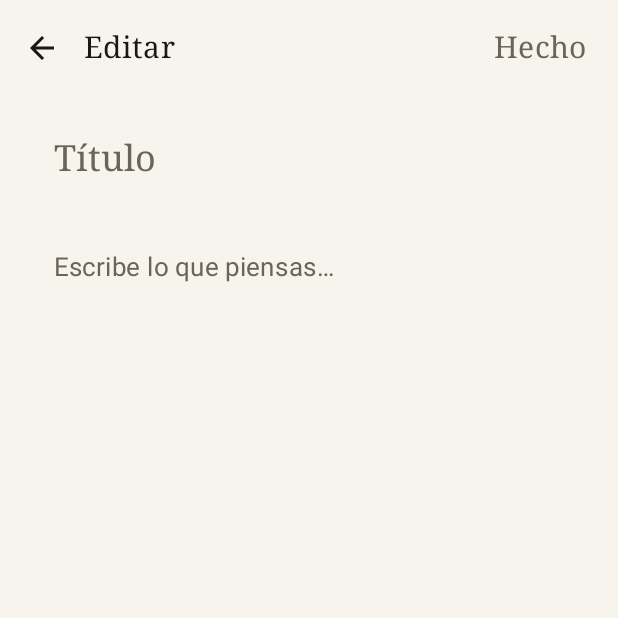
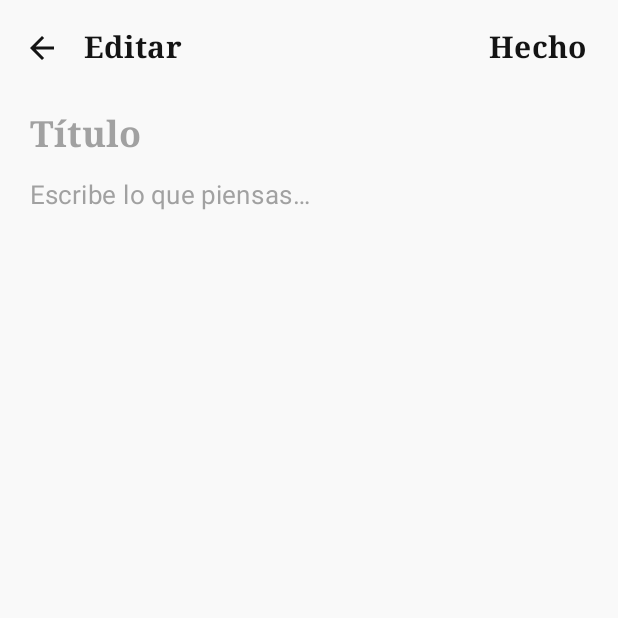
Before and after one commit to wandersepulveda2013/ordia-android, an Android app built with Jetpack Compose: the screen it shows after launch (MainActivity), after a tap on "Nueva nota", on a phone screen of 412 x 824 dp, the top half of it. Run offline under Robolectric (Android 15) with nearby library versions, the phone set to English and light mode, and no system bars; our stand-ins replace Room's generated code.

Commit message:
feat(design): implement minimalist design system and typography
- Create `OrdiaDesignSystem.kt` with core composable wrappers (`OrdiaTopAppBar`, `OrdiaInput`, `OrdiaFab`, `OrdiaSurface`, `OrdiaCard`, `OrdiaDivider`).
- Refactor `Theme.kt` and `PaperColors.kt` to enforce the requested minimalist, high-contrast palette (blacks, whites, grays) with meaningful semantic colors.
- Refactor `NotesListScreen` to use `OrdiaDesignSystem` components.
- Refactor `NoteEditorScreen` to use `OrdiaDesignSystem` components.
- Implement auto-focus for new notes in `NoteEditorScreen` using `FocusRequester` to reduce user friction.
- Update tracking files (`RUN_LOG.md`, `CURRENT_STATE.md`, `BACKLOG.md`).
- Ensures all Unit Tests pass (`testPreviewSafeDebugUnitTest`).

Co-authored-by: wandersepulveda2013 <308435692+wandersepulveda2013@users.noreply.github.com>

```diff
--- /dev/null
+++ b/app/src/main/java/com/ordia/app/ui/components/OrdiaDesignSystem.kt
@@ -0,0 +1,148 @@
+package com.ordia.app.ui.components
+
+import androidx.compose.foundation.interaction.MutableInteractionSource
+import androidx.compose.foundation.layout.Box
+import androidx.compose.foundation.layout.ColumnScope
+import androidx.compose.foundation.layout.RowScope
+import androidx.compose.foundation.layout.fillMaxWidth
+import androidx.compose.foundation.shape.RoundedCornerShape
+import androidx.compose.foundation.text.BasicTextField
+import androidx.compose.foundation.text.KeyboardActions
+import androidx.compose.foundation.text.KeyboardOptions
+import androidx.compose.material3.Card
+import androidx.compose.material3.CardDefaults
+import androidx.compose.material3.ExperimentalMaterial3Api
+import androidx.compose.material3.FloatingActionButton
+import androidx.compose.material3.FloatingActionButtonDefaults
+import androidx.compose.material3.HorizontalDivider
+import androidx.compose.material3.MaterialTheme
+import androidx.compose.material3.Surface
+import androidx.compose.material3.Text
+import androidx.compose.material3.TopAppBar
+import androidx.compose.material3.TopAppBarDefaults
+import androidx.compose.material3.TopAppBarScrollBehavior
+import androidx.compose.runtime.Composable
+import androidx.compose.runtime.remember
+import androidx.compose.ui.Modifier
+import androidx.compose.ui.graphics.Color
+import androidx.compose.ui.graphics.SolidColor
+import androidx.compose.ui.text.TextStyle
+import androidx.compose.ui.unit.dp
+
+@Composable
+fun OrdiaSurface(
+    modifier: Modifier = Modifier,
+    color: Color = MaterialTheme.colorScheme.background,
+    content: @Composable () -> Unit
+) {
+    Surface(
+        modifier = modifier,
+        color = color,
+        content = content
+    )
+}
+
+@Composable
+fun OrdiaCard(
+    modifier: Modifier = Modifier,
+    containerColor: Color = MaterialTheme.colorScheme.surfaceVariant,
+    content: @Composable ColumnScope.() -> Unit
+) {
+    Card(
+        modifier = modifier,
+        shape = RoundedCornerShape(12.dp),
+        colors = CardDefaults.cardColors(containerColor = containerColor),
+        elevation = CardDefaults.cardElevation(defaultElevation = 0.dp),
+        content = content
+    )
+}
+
+@OptIn(ExperimentalMaterial3Api::class)
+@Composable
+fun OrdiaTopAppBar(
+    title: @Composable () -> Unit,
+    modifier: Modifier = Modifier,
+    navigationIcon: @Composable () -> Unit = {},
+    actions: @Composable RowScope.() -> Unit = {},
+    scrollBehavior: TopAppBarScrollBehavior? = null,
+) {
+    TopAppBar(
+        title = title,
+        modifier = modifier,
+        navigationIcon = navigationIcon,
+        actions = actions,
+        colors = TopAppBarDefaults.topAppBarColors(
+            containerColor = MaterialTheme.colorScheme.background,
+            titleContentColor = MaterialTheme.colorScheme.onBackground,
+            navigationIconContentColor = MaterialTheme.colorScheme.onBackground,
+            actionIconContentColor = MaterialTheme.colorScheme.onBackground,
+        ),
+        scrollBehavior = scrollBehavior
+    )
+}
+
+@Composable
+fun OrdiaFab(
+    onClick: () -> Unit,
+    modifier: Modifier = Modifier,
+    content: @Composable () -> Unit
+) {
+    FloatingActionButton(
+        onClick = onClick,
+        modifier = modifier,
+        shape = RoundedCornerShape(16.dp),
+        containerColor = MaterialTheme.colorScheme.primary,
+        contentColor = MaterialTheme.colorScheme.onPrimary,
+        elevation = FloatingActionButtonDefaults.elevation(defaultElevation = 0.dp, pressedElevation = 0.dp),
+        content = content
+    )
+}
+
+@Composable
+fun OrdiaDivider(
+    modifier: Modifier = Modifier,
+    color: Color = MaterialTheme.colorScheme.outline.copy(alpha = 0.4f),
+    thickness: androidx.compose.ui.unit.Dp = 1.dp
+) {
+    HorizontalDivider(
+        modifier = modifier,
+        thickness = thickness,
+        color = color
+    )
+}
+
+@Composable
+fun OrdiaInput(
+    value: String,
+    onValueChange: (String) -> Unit,
+    modifier: Modifier = Modifier,
+    textStyle: TextStyle = MaterialTheme.typography.bodyLarge,
+    placeholder: String = "",
+    keyboardOptions: KeyboardOptions = KeyboardOptions.Default,
+    keyboardActions: KeyboardActions = KeyboardActions.Default,
+) {
+    val interactionSource = remember { MutableInteractionSource() }
+
+    BasicTextField(
+        value = value,
+        onValueChange = onValueChange,
+        modifier = modifier.fillMaxWidth(),
+        textStyle = textStyle.copy(color = MaterialTheme.colorScheme.onBackground),
+        cursorBrush = SolidColor(MaterialTheme.colorScheme.primary),
+        keyboardOptions = keyboardOptions,
+        keyboardActions = keyboardActions,
+        interactionSource = interactionSource,
+        decorationBox = { innerTextField ->
+            Box {
+                if (value.isEmpty() && placeholder.isNotEmpty()) {
+                    Text(
+                        text = placeholder,
+                        style = textStyle,
+                        color = MaterialTheme.colorScheme.onSurfaceVariant.copy(alpha = 0.6f)
+                    )
+                }
+                innerTextField()
+            }
+        }
+    )
+}
--- a/app/src/main/java/com/ordia/app/ui/screens/NoteEditorScreen.kt
+++ b/app/src/main/java/com/ordia/app/ui/screens/NoteEditorScreen.kt
@@ -1,9 +1,9 @@
 package com.ordia.app.ui.screens
 
+import androidx.compose.foundation.clickable
 import androidx.compose.foundation.layout.Arrangement
 import androidx.compose.foundation.layout.Column
 import androidx.compose.foundation.layout.fillMaxSize
-import androidx.compose.foundation.layout.fillMaxWidth
 import androidx.compose.foundation.layout.padding
 import androidx.compose.foundation.rememberScrollState
 import androidx.compose.foundation.verticalScroll
@@ -15,21 +15,20 @@ import androidx.compose.material3.IconButton
 import androidx.compose.material3.MaterialTheme
 import androidx.compose.material3.Scaffold
 import androidx.compose.material3.Text
-import androidx.compose.material3.TextField
-import androidx.compose.material3.TextFieldDefaults
-import androidx.compose.material3.TopAppBar
-import androidx.compose.material3.TopAppBarDefaults
 import androidx.compose.runtime.Composable
 import androidx.compose.runtime.LaunchedEffect
-import androidx.compose.foundation.clickable
 import androidx.compose.runtime.getValue
 import androidx.compose.runtime.mutableStateOf
 import androidx.compose.runtime.remember
 import androidx.compose.runtime.saveable.rememberSaveable
 import androidx.compose.runtime.setValue
 import androidx.compose.ui.Modifier
+import androidx.compose.ui.focus.FocusRequester
+import androidx.compose.ui.focus.focusRequester
 import androidx.compose.ui.unit.dp
 import com.ordia.app.data.NoteEntity
+import com.ordia.app.ui.components.OrdiaInput
+import com.ordia.app.ui.components.OrdiaTopAppBar
 
 @OptIn(ExperimentalMaterial3Api::class)
 @Composable
@@ -40,17 +39,21 @@ fun NoteEditorScreen(
 ) {
     var title by rememberSaveable { mutableStateOf(note?.title.orEmpty()) }
     var content by rememberSaveable { mutableStateOf(note?.content.orEmpty()) }
+    val focusRequester = remember { FocusRequester() }
 
     LaunchedEffect(note?.id) {
         if (note != null) {
             title = note.title
             content = note.content
+        } else {
+            // Auto focus title input when creating a new note
+            focusRequester.requestFocus()
         }
     }
 
     Scaffold(
         topBar = {
-            TopAppBar(
+            OrdiaTopAppBar(
                 navigationIcon = {
                     IconButton(onClick = {
                         onSave(title, content, note?.id)
@@ -69,11 +72,7 @@ fun NoteEditorScreen(
                                 onBack()
                             },
                     )
-                },
-                colors = TopAppBarDefaults.topAppBarColors(
-                    containerColor = MaterialTheme.colorScheme.background,
-                    titleContentColor = MaterialTheme.colorScheme.onBackground,
-                ),
+                }
             )
         },
         containerColor = MaterialTheme.colorScheme.background,
@@ -86,30 +85,19 @@ fun NoteEditorScreen(
                 .padding(horizontal = 20.dp, vertical = 12.dp),
             verticalArrangement = Arrangement.spacedBy(12.dp),
         ) {
-            TextField(
+            OrdiaInput(
                 value = title,
                 onValueChange = { title = it },
-                placeholder = { Text("Título", style = MaterialTheme.typography.titleLarge) },
+                placeholder = "Título",
                 textStyle = MaterialTheme.typography.titleLarge,
-                modifier = Modifier.fillMaxWidth(),
-                colors = bareFieldColors(),
+                modifier = Modifier.focusRequester(focusRequester),
             )
-            TextField(
+            OrdiaInput(
                 value = content,
                 onValueChange = { content = it },
-                placeholder = { Text("Escribe lo que piensas…", style = MaterialTheme.typography.bodyLarge) },
+                placeholder = "Escribe lo que piensas…",
                 textStyle = MaterialTheme.typography.bodyLarge,
-                modifier = Modifier.fillMaxWidth(),
-                colors = bareFieldColors(),
             )
         }
     }
 }
-
-@Composable
-private fun bareFieldColors() = TextFieldDefaults.colors(
-    focusedContainerColor = androidx.compose.ui.graphics.Color.Transparent,
-    unfocusedContainerColor = androidx.compose.ui.graphics.Color.Transparent,
-    focusedIndicatorColor = androidx.compose.ui.graphics.Color.Transparent,
-    unfocusedIndicatorColor = androidx.compose.ui.graphics.Color.Transparent,
-)
--- a/app/src/main/java/com/ordia/app/ui/screens/NotesListScreen.kt
+++ b/app/src/main/java/com/ordia/app/ui/screens/NotesListScreen.kt
@@ -18,15 +18,11 @@ import androidx.compose.material.icons.outlined.PushPin
 import androidx.compose.material3.DropdownMenu
 import androidx.compose.material3.DropdownMenuItem
 import androidx.compose.material3.ExperimentalMaterial3Api
-import androidx.compose.material3.FloatingActionButton
-import androidx.compose.material3.HorizontalDivider
 import androidx.compose.material3.Icon
 import androidx.compose.material3.IconButton
 import androidx.compose.material3.MaterialTheme
 import androidx.compose.material3.Scaffold
 import androidx.compose.material3.Text
-import androidx.compose.material3.TopAppBar
-import androidx.compose.material3.TopAppBarDefaults
 import androidx.compose.runtime.Composable
 import androidx.compose.runtime.getValue
 import androidx.compose.runtime.mutableStateOf
@@ -37,6 +33,9 @@ import androidx.compose.ui.Modifier
 import androidx.compose.ui.text.style.TextOverflow
 import androidx.compose.ui.unit.dp
 import com.ordia.app.data.NoteEntity
+import com.ordia.app.ui.components.OrdiaDivider
+import com.ordia.app.ui.components.OrdiaFab
+import com.ordia.app.ui.components.OrdiaTopAppBar
 import java.text.DateFormat
 import java.util.Date
 
@@ -51,20 +50,14 @@ fun NotesListScreen(
 ) {
     Scaffold(
         topBar = {
-            TopAppBar(
-                title = { Text("Ordía", style = MaterialTheme.typography.titleLarge) },
-                colors = TopAppBarDefaults.topAppBarColors(
-                    containerColor = MaterialTheme.colorScheme.background,
-                    titleContentColor = MaterialTheme.colorScheme.onBackground,
-                ),
+            OrdiaTopAppBar(
+                title = { Text("Ordía", style = MaterialTheme.typography.titleLarge) }
             )
         },
         floatingActionButton = {
-            FloatingActionButton(
-                onClick = onCreateNote,
-                containerColor = MaterialTheme.colorScheme.background,
-                contentColor = MaterialTheme.colorScheme.onBackground,
-            ) { Icon(Icons.Outlined.Add, contentDescription = "Nueva nota") }
+            OrdiaFab(onClick = onCreateNote) {
+                Icon(Icons.Outlined.Add, contentDescription = "Nueva nota")
+            }
         },
         containerColor = MaterialTheme.colorScheme.background,
     ) { padding ->
@@ -77,7 +70,7 @@ fun NotesListScreen(
             ) {
                 items(notes, key = { it.id }) { note ->
                     NoteRow(note, onOpenNote, onTogglePin, onDeleteNote)
-                    HorizontalDivider(color = MaterialTheme.colorScheme.outline.copy(alpha = 0.4f))
+                    OrdiaDivider()
                 }
             }
         }
--- a/app/src/main/java/com/ordia/app/ui/theme/PaperColors.kt
+++ b/app/src/main/java/com/ordia/app/ui/theme/PaperColors.kt
@@ -2,15 +2,37 @@ package com.ordia.app.ui.theme
 
 import androidx.compose.ui.graphics.Color
 
-/** The page. Warm off-white in light, deep ink in dark. */
-val Page = Color(0xFFF7F4EE)
-val SoftPaper = Color(0xFFEFE9DD)
-val Ink = Color(0xFF1A1714)
-val InkMuted = Color(0xFF6B645B)
-val Rule = Color(0xFFD9D2C4)
+// Minimalist base (white/black/grays)
+val OrdiaWhite = Color(0xFFFFFFFF)
+val OrdiaOffWhite = Color(0xFFF9F9F9)
+val OrdiaGray50 = Color(0xFFF0F0F0)
+val OrdiaGray100 = Color(0xFFE0E0E0)
+val OrdiaGray200 = Color(0xFFC2C2C2)
+val OrdiaGray300 = Color(0xFFA3A3A3)
+val OrdiaGray400 = Color(0xFF858585)
+val OrdiaGray500 = Color(0xFF666666)
+val OrdiaGray600 = Color(0xFF525252)
+val OrdiaGray700 = Color(0xFF3D3D3D)
+val OrdiaGray800 = Color(0xFF292929)
+val OrdiaGray900 = Color(0xFF141414)
+val OrdiaBlack = Color(0xFF000000)
 
-val DarkInk = Color(0xFF15130F)
-val DarkInkRaised = Color(0xFF1F1C17)
-val PageOnDark = Color(0xFFE9E3D6)
-val PageMuted = Color(0xFF9A9388)
-val DarkRule = Color(0xFF2E2A23)
+// Semantic Palette (Contained, meaningful)
+val OrdiaPriority = Color(0xFFD32F2F) // Alert / High Priority
+val OrdiaSuccess = Color(0xFF388E3C) // Success / Done
+val OrdiaFocus = Color(0xFF1976D2)   // Focus / Active
+val OrdiaAutomation = Color(0xFF7B1FA2) // Automation / Magic
+val OrdiaCalendar = Color(0xFFF57C00) // Dates / Events
+
+// The page. Warm off-white in light, deep ink in dark.
+val Page = OrdiaOffWhite
+val SoftPaper = OrdiaGray50
+val Ink = OrdiaGray900
+val InkMuted = OrdiaGray500
+val Rule = OrdiaGray200
+
+val DarkInk = OrdiaGray900
+val DarkInkRaised = OrdiaGray800
+val PageOnDark = OrdiaGray100
+val PageMuted = OrdiaGray400
+val DarkRule = OrdiaGray700
--- a/app/src/main/java/com/ordia/app/ui/theme/Theme.kt
+++ b/app/src/main/java/com/ordia/app/ui/theme/Theme.kt
@@ -7,11 +7,11 @@ import androidx.compose.material3.darkColorScheme
 import androidx.compose.material3.lightColorScheme
 import androidx.compose.runtime.Composable
 import androidx.compose.ui.text.font.FontFamily
+import androidx.compose.ui.text.font.FontWeight
 import androidx.compose.ui.unit.sp
 
 /**
- * A restrained, paper-and-ink palette. No accent colors: the only chroma is the
- * page itself, so the writing stays the focus.
+ * A restrained, minimalist palette for Ordía. Base of black, white, and grays.
  */
 private val LightPaper = lightColorScheme(
     primary = Ink,
@@ -25,6 +25,8 @@ private val LightPaper = lightColorScheme(
     surfaceVariant = SoftPaper,
     onSurfaceVariant = InkMuted,
     outline = Rule,
+    error = OrdiaPriority,
+    onError = OrdiaWhite,
 )
 
 private val DarkPaper = darkColorScheme(
@@ -39,6 +41,8 @@ private val DarkPaper = darkColorScheme(
     surfaceVariant = DarkInkRaised,
     onSurfaceVariant = PageMuted,
     outline = DarkRule,
+    error = OrdiaPriority,
+    onError = OrdiaWhite,
 )
 
 @Composable
@@ -50,10 +54,10 @@ fun NotepadTheme(
     val type = Typography(
         bodyLarge = base.bodyLarge.copy(fontSize = 17.sp, lineHeight = 28.sp),
         bodyMedium = base.bodyMedium.copy(fontSize = 16.sp, lineHeight = 26.sp),
-        titleLarge = base.titleLarge.copy(fontFamily = FontFamily.Serif, fontSize = 24.sp),
-        titleMedium = base.titleMedium.copy(fontFamily = FontFamily.Serif, fontSize = 20.sp),
-        titleSmall = base.titleSmall.copy(fontFamily = FontFamily.Serif),
-        labelSmall = base.labelSmall.copy(fontSize = 11.sp),
+        titleLarge = base.titleLarge.copy(fontFamily = FontFamily.Serif, fontSize = 24.sp, fontWeight = FontWeight.SemiBold),
+        titleMedium = base.titleMedium.copy(fontFamily = FontFamily.Serif, fontSize = 20.sp, fontWeight = FontWeight.SemiBold),
+        titleSmall = base.titleSmall.copy(fontFamily = FontFamily.Serif, fontWeight = FontWeight.Medium),
+        labelSmall = base.labelSmall.copy(fontSize = 12.sp, fontWeight = FontWeight.Normal),
     )
     MaterialTheme(
         colorScheme = if (darkTheme) DarkPaper else LightPaper,
```
Also changed, not shown: 3 other files.
